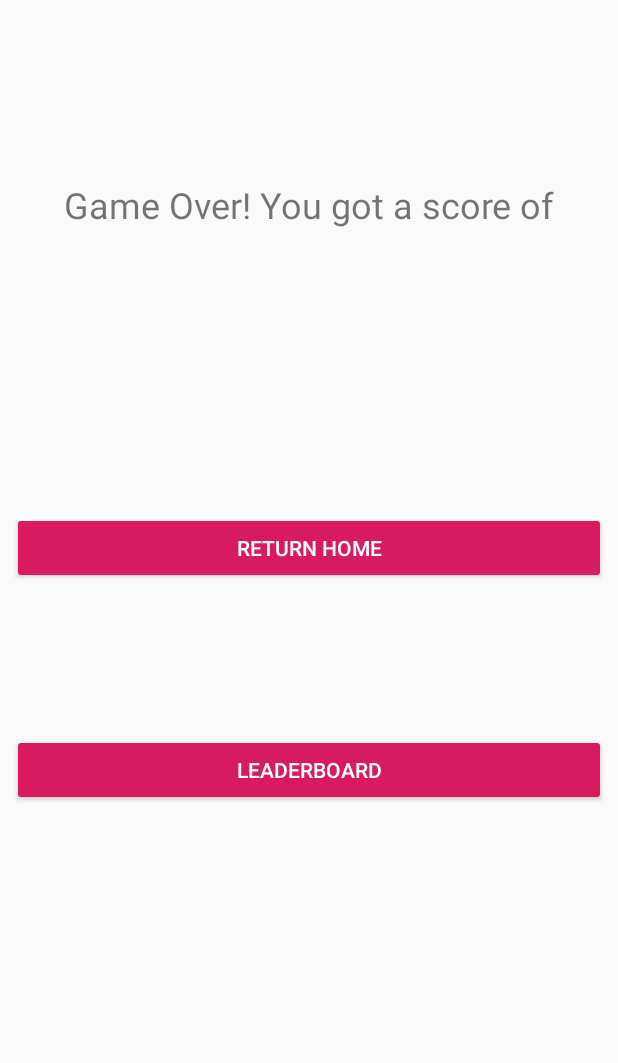
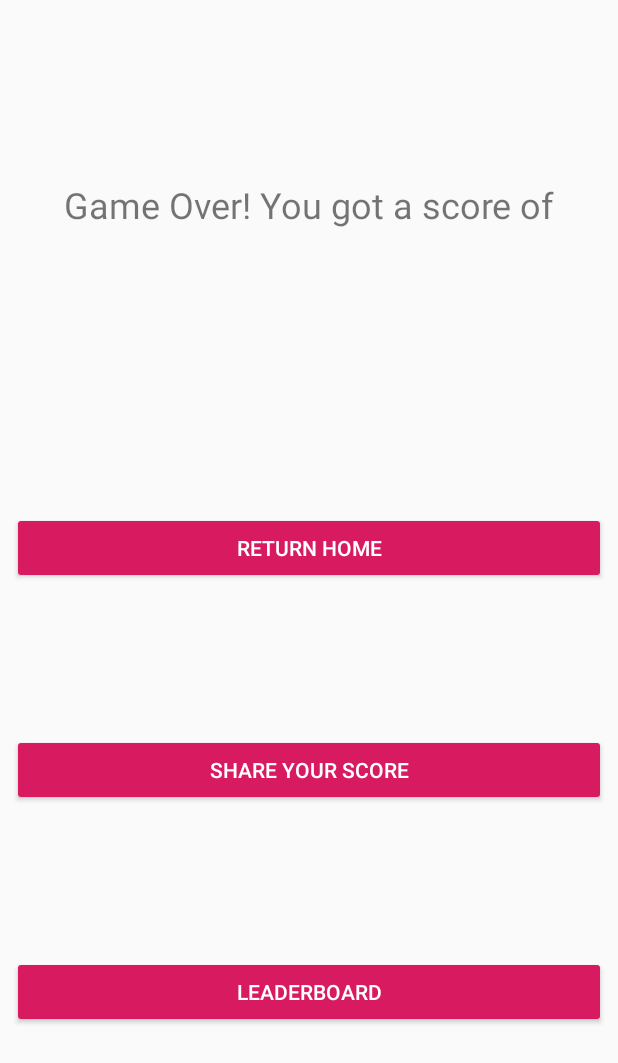
Before and after one commit to FrereB/CS3D5B, an Android app: the EndScreenActivity screen opened directly, with no data from a screen before it, on a phone screen of 412 x 824 dp. Shown: the top 1063 px of the screen. Run offline under Robolectric (Android 15) with nearby library versions, the phone set to English and light mode, and no system bars.

Commit message:
Modifcation of EndScreenActivity, activity_end_screen,strings.xml : Add the share button option

```diff
--- a/Quizz/app/src/main/java/trinity/cs3d5b/quizz/EndScreenActivity.java
+++ b/Quizz/app/src/main/java/trinity/cs3d5b/quizz/EndScreenActivity.java
@@ -12,6 +12,7 @@ import android.widget.Toast;
 
 public class EndScreenActivity extends AppCompatActivity {
 
+    TextView score;
     public static final String EXTRA_NAME = "trinity.cs3d5b.quizz.NAME";
     Button resetButton;
 
@@ -24,24 +25,46 @@ public class EndScreenActivity extends AppCompatActivity {
 
         // Get the Intent that started this activity and extract the string
         Intent intent = getIntent();
-        String scoreMessage = intent.getStringExtra(MainActivity.EXTRA_MESSAGE);
+        final String scoreMessage = intent.getStringExtra(MainActivity.EXTRA_MESSAGE);
 
         // Capture the layout's TextView and set the string as its text
-        final TextView textView = findViewById(R.id.textView2);
-        textView.setText(scoreMessage);
+        score = findViewById(R.id.textView2);
+        score.setText(scoreMessage);
 
-        resetButton.setOnClickListener(new View.OnClickListener(){
+        resetButton.setOnClickListener(new View.OnClickListener() {
             @Override
-            public void onClick(View view){
+            public void onClick(View view) {
                 Toast.makeText(EndScreenActivity.this, "New Game", Toast.LENGTH_SHORT).show();
 
-                Intent intent = new Intent(EndScreenActivity.this,LoginPage.class);
+                Intent intent = new Intent(EndScreenActivity.this, LoginPage.class);
 
                 startActivity(intent);
             }
         });
+
+
+        Button bShare = (Button) findViewById(R.id.share_button);
+
+
+        //Share score on button click
+        bShare.setOnClickListener(new View.OnClickListener() {
+
+            public void onClick(View view) {
+                //get Score of the user
+                //Sharing intent
+                Intent shareIntent = new Intent(Intent.ACTION_SEND);
+                shareIntent.setType("text/plain");
+                shareIntent.putExtra(Intent.EXTRA_TEXT,"Here is my Score on Quizz: " + scoreMessage + " Try do better! ");
+                startActivity(Intent.createChooser(shareIntent, "Share your Score via"));
+
+
+            }
+
+        });
     }
 
+
+    //Action to go to the leaderboard
     protected void goToLeaderboard(View view) {
 
         Intent intent = new Intent(this, LeaderBoard.class);
--- a/Quizz/app/src/main/res/layout/activity_end_screen.xml
+++ b/Quizz/app/src/main/res/layout/activity_end_screen.xml
@@ -47,6 +47,23 @@
         app:layout_constraintStart_toStartOf="parent"
         app:layout_constraintTop_toBottomOf="@+id/textView2" />
 
+
+
+    <Button
+        style="@style/Widget.AppCompat.Button.Colored"
+        android:id="@+id/share_button"
+        android:layout_width="match_parent"
+        android:layout_height="wrap_content"
+        android:padding="8dp"
+        android:layout_marginStart="8dp"
+        android:layout_marginTop="100dp"
+        android:layout_marginEnd="8dp"
+        android:text="@string/share_score"
+        app:layout_constraintEnd_toEndOf="parent"
+        app:layout_constraintHorizontal_bias="0.498"
+        app:layout_constraintStart_toStartOf="parent"
+        app:layout_constraintTop_toBottomOf="@+id/reset_button" />
+
     <Button
         style="@style/Widget.AppCompat.Button.Colored"
         android:id="@+id/buttonLeaderboard2"
@@ -59,6 +76,9 @@
         android:text="@string/leaderboard"
         app:layout_constraintEnd_toEndOf="parent"
         app:layout_constraintStart_toStartOf="parent"
-        app:layout_constraintTop_toBottomOf="@+id/reset_button"
+        app:layout_constraintTop_toBottomOf="@+id/share_button"
         android:onClick="goToLeaderboard"/>
+
+
+
 </android.support.constraint.ConstraintLayout>
--- a/Quizz/app/src/main/res/values/strings.xml
+++ b/Quizz/app/src/main/res/values/strings.xml
@@ -21,5 +21,7 @@
     <string name="score">Score</string>
     <string name="game_over">Game Over! You got a score of</string>
     <string name="return_home">Return Home</string>
+
+    <string name="share_score">Share your score</string>
     <string name="leaderboard">Leaderboard</string>
 </resources>
```
